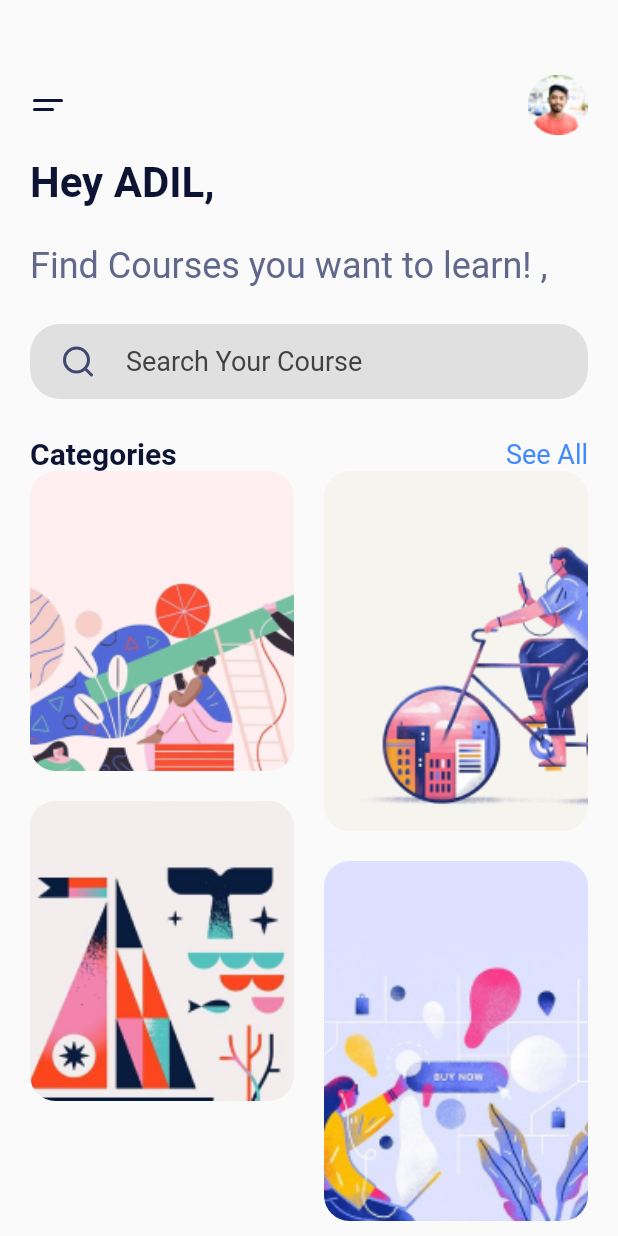
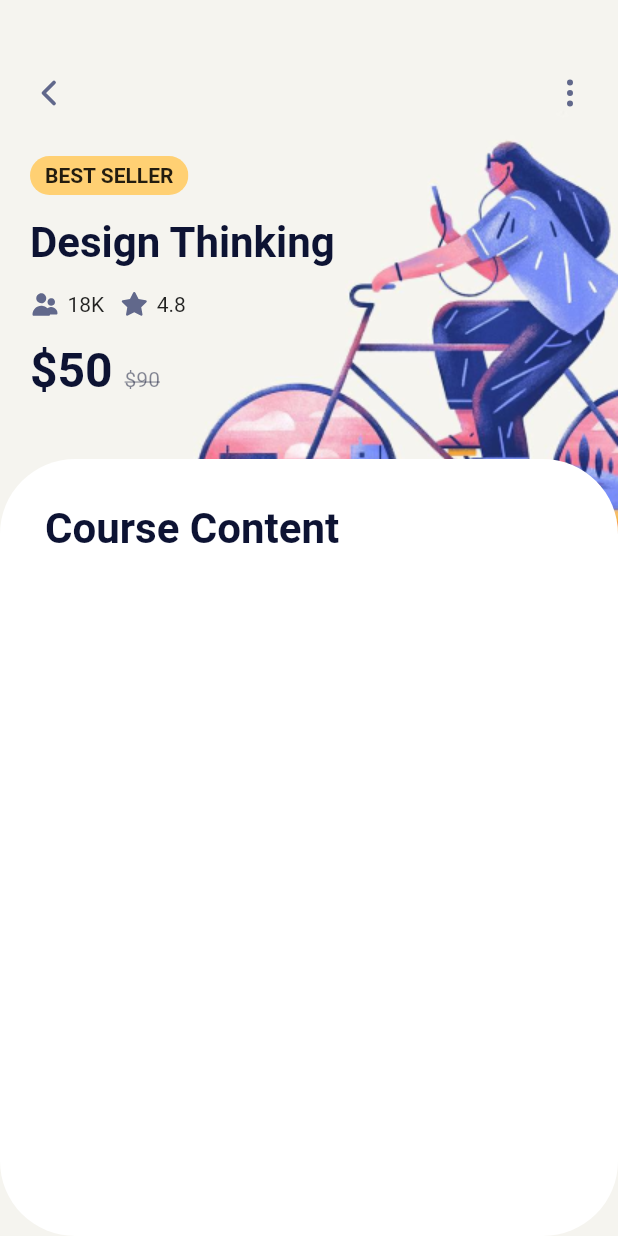
Before and after one commit to Adil-Rangila/course_ui, a Flutter app: the screen it shows after launch, on a phone screen of 412 x 824 dp. Run offline on Flutter 3.47's test engine with Material 2 defaults, Android fonts, the phone set to English and light mode, and no system bars; our stand-ins replace flutter_svg.

Commit message:
second detail page top banner and its details is created

```diff
--- /dev/null
+++ b/lib/details_screen.dart
@@ -0,0 +1,114 @@
+import 'package:course_ui/constants.dart';
+import 'package:flutter/cupertino.dart';
+import 'package:flutter/material.dart';
+import 'package:flutter_svg/flutter_svg.dart';
+
+class DetailsScreen extends StatelessWidget {
+  @override
+  Widget build(BuildContext context) {
+    return Scaffold(
+      body: Container(
+        width: double.infinity,
+        decoration: BoxDecoration(
+          color: Color(0xfff5f4ef),
+          image: DecorationImage(
+              image: AssetImage('assets/images/ux_big.png'),
+              alignment: Alignment.topRight),
+        ),
+        child: Column(
+          children: <Widget>[
+            Padding(
+              padding:
+                  const EdgeInsets.only(top: 50.0, left: 20.0, right: 20.0),
+              child: Column(
+                crossAxisAlignment: CrossAxisAlignment.start,
+                children: <Widget>[
+                  Row(
+                    mainAxisAlignment: MainAxisAlignment.spaceBetween,
+                    children: <Widget>[
+                      SvgPicture.asset('assets/icons/arrow-left.svg'),
+                      SvgPicture.asset('assets/icons/more-vertical.svg'),
+                    ],
+                  ),
+                  SizedBox(
+                    height: 30.0,
+                  ),
+                  ClipRRect(
+                    borderRadius: BorderRadius.circular(20.0),
+                    child: Container(
+                      padding: EdgeInsets.fromLTRB(10.0, 5.0, 10.0, 5.0),
+                      color: kBestSellerColor,
+                      child: Text(
+                        'best seller'.toUpperCase(),
+                        style: TextStyle(
+                          fontWeight: FontWeight.w600,
+                        ),
+                      ),
+                    ),
+                  ),
+                  SizedBox(height: 15.0),
+                  Text(
+                    'Design Thinking',
+                    style: kHeadingextStyle,
+                  ),
+                  SizedBox(height: 15.0),
+                  Row(
+                    children: <Widget>[
+                      SvgPicture.asset('assets/icons/person.svg'),
+                      SizedBox(width: 5.0),
+                      Text('18K'),
+                      SizedBox(width: 10.0),
+                      SvgPicture.asset('assets/icons/star.svg'),
+                      SizedBox(width: 5.0),
+                      Text('4.8'),
+                    ],
+                  ),
+                  SizedBox(height: 15.0),
+                  RichText(
+                    text: TextSpan(
+                      children: [
+                        TextSpan(
+                          text: '\$50 ',
+                          style: kHeadingextStyle.copyWith(fontSize: 32),
+                        ),
+                        TextSpan(
+                          text: '\$90',
+                          style: TextStyle(
+                            color: kTextColor.withOpacity(0.5),
+                            decoration: TextDecoration.lineThrough,
+                          ),
+                        ),
+                      ],
+                    ),
+                  )
+                ],
+              ),
+            ),
+            SizedBox(height: 40.0),
+            Expanded(
+              child: Container(
+                width: double.infinity,
+                decoration: BoxDecoration(
+                  borderRadius: BorderRadius.circular(50.0),
+                  color: Colors.white,
+                ),
+                child: Padding(
+                  padding: const EdgeInsets.all(30.0),
+                  child: Column(
+                    crossAxisAlignment: CrossAxisAlignment.start,
+                    children: <Widget>[
+                      Text(
+                        'Course Content',
+                        style: kHeadingextStyle,
+                      ),
+                    ],
+                  ),
+                ),
+              ),
+            ),
+          ],
+        ),
+      ),
+    );
+  }
+}
--- a/lib/main.dart
+++ b/lib/main.dart
@@ -1,4 +1,5 @@
 import 'package:course_ui/constants.dart';
+import 'package:course_ui/details_screen.dart';
 import 'package:course_ui/model.dart';
 import 'package:flutter/cupertino.dart';
 import 'package:flutter/material.dart';
@@ -15,7 +16,7 @@ class MyApp extends StatelessWidget {
   Widget build(BuildContext context) {
     return MaterialApp(
       title: 'Course UI',
-      home: HomePage(),
+      home: DetailsScreen(),
     );
   }
 }
@@ -102,13 +103,26 @@ class HomePage extends StatelessWidget {
                 mainAxisSpacing: 20.0,
                 itemBuilder: (context, index) {
                   return Container(
+                    padding: EdgeInsets.all(20.0),
                     height: index.isEven ? 200 : 240,
                     decoration: BoxDecoration(
                         image: DecorationImage(
                             image: AssetImage(categories[index].image),
                             fit: BoxFit.cover),
                         borderRadius: BorderRadius.circular(17.0)),
-                    child: null,
+                    child: Column(
+                      crossAxisAlignment: CrossAxisAlignment.start,
+                      children: <Widget>[
+                        Text(
+                          categories[index].name,
+                          style: kTitleTextStyle.copyWith(fontSize: 16.0),
+                        ),
+                        Text(
+                          '${categories[index].numOfCourses} Courses',
+                          style: TextStyle(color: kTextColor.withOpacity(.7)),
+                        ),
+                      ],
+                    ),
                   );
                 },
                 staggeredTileBuilder: (index) => StaggeredTile.fit(1),
```
